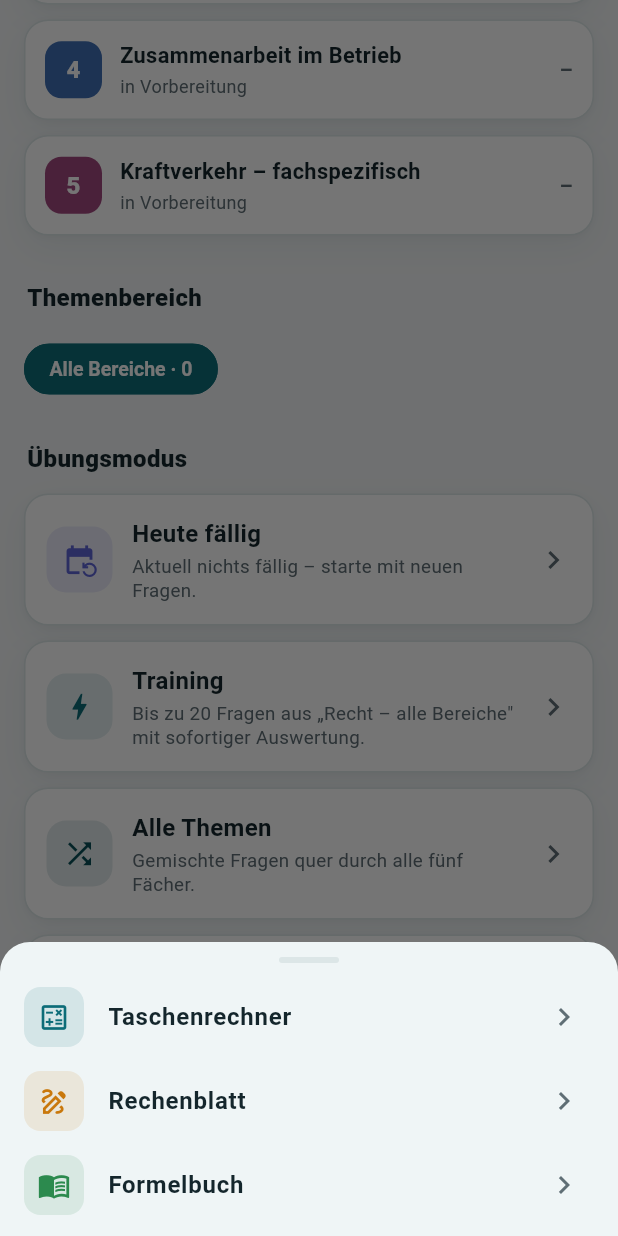
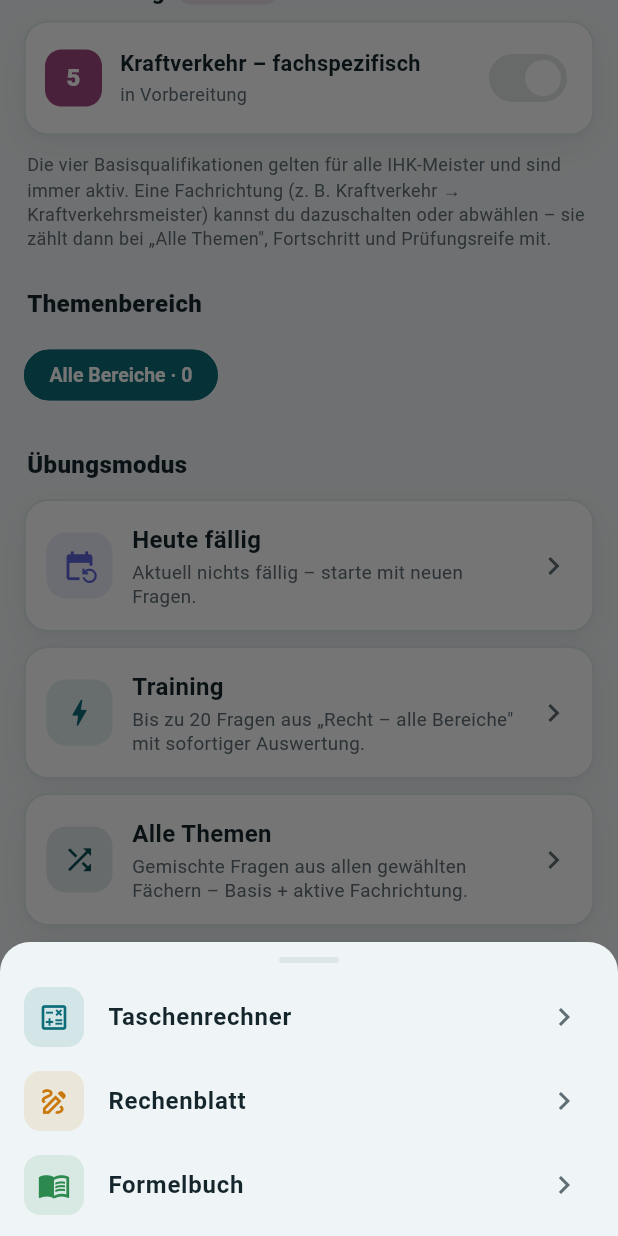
Before and after one commit to schaardi/KVM-Lernapp, a Flutter app: the HomeScreen screen opened directly, scrolled down 1152 dp, after a tap on "Werkzeuge", on a phone screen of 412 x 824 dp. Run offline on Flutter 3.47's test engine with Material 3 defaults, Android fonts, the phone set to English and light mode, and no system bars; our stand-ins replace flutter_tts, google_sign_in, shared_preferences, speech_to_text, supabase_flutter; accounts and stored records are empty.

Commit message:
FR-001: Startseite auf Industriemeister-Basis + wählbare Fachrichtung
- selection_service.dart (neu): feste Basisfächer 1-4 + abwählbare
  Fachrichtungen (Fach 5), Persistenz in shared_preferences.
- data_service: activeFacher()/activeQuestions() respektieren die Auswahl.
- progress_service: Kennzahlen und Prüfungsreife nur über aktive Fächer.
- round_builder: "Alle Themen" und "Heute fällig" nutzen activeQuestions().
- radar_chart: dynamische Achsenzahl (4 oder 5 Zacken).
- home_screen: Industriemeister-Header, zwei Fach-Gruppen (Basis fix +
  Fachrichtung mit Schalter, gedämpft wenn aus), dynamische Radar-Legende,
  generischer "Alle Themen"-Text; Konto-Zugang hierher verschoben.
- main.dart: Einstieg direkt auf HomeScreen, SelectionService beim Start
  geladen; Kategorie-Zwischenseite entfernt.

Co-Authored-By: Claude Opus 4.8 <noreply@anthropic.com>
Claude-Session: https://claude.ai/code/session_01PD5ddV5C1Qcpq4Q8dgm6C4

```diff
--- a/flutter_app/lib/screens/home_screen.dart
+++ b/flutter_app/lib/screens/home_screen.dart
@@ -1,12 +1,15 @@
 import 'package:flutter/material.dart';
 import '../constants.dart';
+import '../config.dart';
 import '../services/data_service.dart';
 import '../services/progress_service.dart';
+import '../services/selection_service.dart';
 import '../services/round_builder.dart';
 import '../widgets/radar_chart.dart';
 import '../widgets/formula_book.dart';
 import '../widgets/calculator.dart';
 import '../widgets/drawing_pad.dart';
+import '../widgets/account_sheet.dart';
 import 'quiz_screen.dart';
 
 class HomeScreen extends StatefulWidget {
@@ -45,6 +48,18 @@ class _HomeScreenState extends State<HomeScreen> {
       builder: (_) => QuizScreen(mode: mode, pool: pool, fach: _fach, sub: _sub),
     ));
     setState(() {}); // Fortschritt aktualisieren nach der Runde
+  }
+
+  /// Fachrichtung dazu-/abschalten. Wird die gerade gewählte Fachrichtung
+  /// abgeschaltet, fällt die Auswahl auf ein Basisfach zurück.
+  void _toggleZusatz(int f) {
+    setState(() {
+      SelectionService.instance.toggle(f);
+      if (!SelectionService.instance.isFachActive(f) && _fach == f) {
+        _fach = 1;
+        _sub = '*';
+      }
+    });
   }
 
   void _openTool(String title, Widget child) {
@@ -93,14 +108,23 @@ class _HomeScreenState extends State<HomeScreen> {
   Widget build(BuildContext context) {
     final data = DataService.instance;
     final prog = ProgressService.instance;
-    final total = data.questions.length;
+    final counts = data.fachCounts();
+    final totalActive = data.activeQuestions().length;
     final mastered = prog.masteredCount();
     final seen = prog.seenCount();
     final dueN = prog.dueCount();
-    final counts = data.fachCounts();
     final subs = data.subsOfFach(_fach);
-    final reifeVals = [1, 2, 3, 4, 5].map((f) => prog.fachReife(f)).toList();
+
+    // Dynamisches Radar: eine Achse je aktivem Fach (4 oder 5).
+    final actFacher = data.activeFacher();
+    final reifeVals = actFacher.map((f) => prog.fachReife(f)).toList();
     final overall = (prog.overallReife() * 100).round();
+
+    // Untertitel-Kennzahlen: feste Basis vs. wählbare Fachrichtungen (mit Fragen).
+    final baseWithQ =
+        SelectionService.baseFacher.where((f) => (counts[f] ?? 0) > 0).length;
+    final zusatzWithQ =
+        SelectionService.zusatzFacher.where((f) => (counts[f] ?? 0) > 0).length;
 
     return Scaffold(
       body: SafeArea(
@@ -108,20 +132,7 @@ class _HomeScreenState extends State<HomeScreen> {
         child: ListView(
           padding: const EdgeInsets.fromLTRB(16, 12, 16, 96),
           children: [
-            Align(
-              alignment: Alignment.centerLeft,
-              child: TextButton.icon(
-                onPressed: () => Navigator.of(context).maybePop(),
-                style: TextButton.styleFrom(
-                    foregroundColor: kMuted,
-                    padding: const EdgeInsets.symmetric(horizontal: 6),
-                    minimumSize: const Size(0, 36)),
-                icon: const Icon(Icons.chevron_left, size: 20),
-                label: const Text('Kategorien'),
-              ),
-            ),
-            const SizedBox(height: 2),
-            _hero(),
+            _hero(totalActive, baseWithQ, zusatzWithQ),
             const SizedBox(height: 22),
 
             // Fortschritt
@@ -141,13 +152,13 @@ class _HomeScreenState extends State<HomeScreen> {
             Row(children: [
               _stat(mastered.toString(), 'Gemeistert', kOk),
               _stat(seen.toString(), 'Gesehen', kPetrol),
-              _stat((total - seen).toString(), 'Offen', kMuted),
+              _stat((totalActive - seen).toString(), 'Offen', kMuted),
             ]),
             const SizedBox(height: 12),
             ClipRRect(
               borderRadius: BorderRadius.circular(999),
               child: LinearProgressIndicator(
-                value: total == 0 ? 0 : mastered / total,
+                value: totalActive == 0 ? 0 : mastered / totalActive,
                 minHeight: 10,
                 backgroundColor: kLine,
                 color: kPetrol,
@@ -155,20 +166,24 @@ class _HomeScreenState extends State<HomeScreen> {
             ),
             const SizedBox(height: 24),
 
-            // Prüfungsreife-Radar
+            // Prüfungsreife-Radar (dynamische Achsenzahl)
             _section('Prüfungsreife', trailing: _pill('$overall %', kPetrol)),
             _softCard(
               child: Column(children: [
-                RadarChart(values: reifeVals),
+                RadarChart(facher: actFacher, values: reifeVals),
+                const SizedBox(height: 6),
+                const Text('Je weiter außen, desto sicherer – Ziel: alle Zacken am Rand.',
+                    textAlign: TextAlign.center,
+                    style: TextStyle(fontSize: 11.5, color: kMuted)),
                 const SizedBox(height: 8),
-                for (var f = 1; f <= 5; f++)
+                for (var i = 0; i < actFacher.length; i++)
                   Padding(
                     padding: const EdgeInsets.symmetric(vertical: 3),
                     child: Row(children: [
-                      Container(width: 10, height: 10, decoration: BoxDecoration(color: kFachColor[f], shape: BoxShape.circle)),
+                      Container(width: 10, height: 10, decoration: BoxDecoration(color: kFachColor[actFacher[i]], shape: BoxShape.circle)),
                       const SizedBox(width: 10),
-                      Expanded(child: Text('$f. ${kFachKurz[f]}', style: const TextStyle(fontSize: 13, color: kInkSoft))),
-                      Text('${(reifeVals[f - 1] * 100).round()} %',
+                      Expanded(child: Text('${actFacher[i]}. ${kFachKurz[actFacher[i]]}', style: const TextStyle(fontSize: 13, color: kInkSoft))),
+                      Text('${(reifeVals[i] * 100).round()} %',
                           style: const TextStyle(fontWeight: FontWeight.w700, color: kMuted, fontSize: 13)),
                     ]),
                   ),
@@ -176,10 +191,24 @@ class _HomeScreenState extends State<HomeScreen> {
             ),
             const SizedBox(height: 24),
 
-            // Fach
-            _section('Prüfungsfach'),
-            for (var f = 1; f <= 5; f++)
+            // Fächer – zwei Gruppen: feste Basis + wählbare Fachrichtung
+            _groupHeader('Basisqualifikationen (Industriemeister)', 'fix', kPetrol),
+            for (final f in SelectionService.baseFacher)
               _fachTile(f, counts[f] ?? 0, prog),
+            const SizedBox(height: 8),
+            _groupHeader('Fachrichtung', 'abwählbar', kFachColor[5]!),
+            for (final f in SelectionService.zusatzFacher)
+              _zusatzTile(f, counts[f] ?? 0, prog),
+            Padding(
+              padding: const EdgeInsets.only(top: 2, left: 2, bottom: 4, right: 2),
+              child: Text(
+                'Die vier Basisqualifikationen gelten für alle IHK-Meister und sind '
+                'immer aktiv. Eine Fachrichtung (z. B. Kraftverkehr → '
+                'Kraftverkehrsmeister) kannst du dazuschalten oder abwählen – sie '
+                'zählt dann bei „Alle Themen", Fortschritt und Prüfungsreife mit.',
+                style: const TextStyle(fontSize: 12, color: kMuted, height: 1.35),
+              ),
+            ),
             const SizedBox(height: 20),
 
             // Themenbereich
@@ -201,7 +230,7 @@ class _HomeScreenState extends State<HomeScreen> {
                 'Bis zu $kRoundLen Fragen aus „${_scopeLabel()}" mit sofortiger Auswertung.',
                 kPetrol, Icons.bolt, () => _start(RoundMode.train)),
             _modeTile('Alle Themen',
-                'Gemischte Fragen quer durch alle fünf Fächer.',
+                'Gemischte Fragen aus allen gewählten Fächern – Basis + aktive Fachrichtung.',
                 kPetrolDeep, Icons.shuffle, () => _start(RoundMode.all)),
             _modeTile('Schwächen gezielt',
                 'Fragen, die du noch nicht sicher beherrschst.',
@@ -269,7 +298,10 @@ class _HomeScreenState extends State<HomeScreen> {
   }
 
   // ---- Kopfbereich / Branding ----
-  Widget _hero() {
+  Widget _hero(int totalActive, int baseWithQ, int zusatzWithQ) {
+    final zusatzText = zusatzWithQ == 1
+        ? '1 Fachrichtung (wählbar)'
+        : '$zusatzWithQ Fachrichtungen (wählbar)';
     return Container(
       padding: const EdgeInsets.fromLTRB(18, 18, 18, 20),
       decoration: BoxDecoration(
@@ -285,20 +317,25 @@ class _HomeScreenState extends State<HomeScreen> {
         Row(children: [
           _monogram(),
           const SizedBox(width: 12),
-          Column(crossAxisAlignment: CrossAxisAlignment.start, children: const [
-            Text('IHK-FORTBILDUNGSPRÜFUNG',
+          const Expanded(
+            child: Text('MEISTER-TRAINER · IHK-PRÜFUNGSVORBEREITUNG',
                 style: TextStyle(color: kPetrol, fontWeight: FontWeight.w800,
-                    fontSize: 10.5, letterSpacing: 1.4)),
-            SizedBox(height: 2),
-            Text('KVM-Trainer',
-                style: TextStyle(fontSize: 22, fontWeight: FontWeight.w800,
-                    color: kInk, height: 1.0)),
-          ]),
+                    fontSize: 10.5, letterSpacing: 1.2, height: 1.3)),
+          ),
+          if (Config.authEnabled)
+            IconButton(
+              tooltip: 'Konto & Synchronisierung',
+              onPressed: () => showAccountSheet(context),
+              icon: const Icon(Icons.account_circle_outlined, color: kPetrol),
+            ),
         ]),
-        const SizedBox(height: 16),
-        const Text('Geprüfte/r Kraftverkehrsmeister/-in',
-            style: TextStyle(fontSize: 25, fontWeight: FontWeight.w800,
-                height: 1.12, color: kInk)),
+        const SizedBox(height: 14),
+        const Text('Industriemeister\nBasisqualifikationen',
+            style: TextStyle(fontSize: 24, fontWeight: FontWeight.w800,
+                height: 1.14, color: kInk)),
+        const SizedBox(height: 8),
+        Text('$totalActive Wissensfragen · $baseWithQ Basisqualifikationen (fix) + $zusatzText',
+            style: const TextStyle(fontSize: 12.5, color: kMuted, height: 1.35)),
       ]),
     );
   }
@@ -317,7 +354,7 @@ class _HomeScreenState extends State<HomeScreen> {
           BoxShadow(color: Color(0x330C6C78), blurRadius: 12, offset: Offset(0, 5)),
         ],
       ),
-      child: const Icon(Icons.local_shipping_outlined, color: Colors.white, size: 26),
+      child: const Icon(Icons.workspace_premium, color: Colors.white, size: 26),
     );
   }
 
@@ -387,6 +424,29 @@ class _HomeScreenState extends State<HomeScreen> {
         ),
       );
 
+  /// Gruppen-Überschrift mit Status-Tag („fix" / „abwählbar").
+  Widget _groupHeader(String title, String tag, Color tagColor) => Padding(
+        padding: const EdgeInsets.only(bottom: 10, left: 2, top: 2),
+        child: Row(children: [
+          Flexible(
+            child: Text(title,
+                style: const TextStyle(
+                    fontSize: 15, fontWeight: FontWeight.w800, color: kInk)),
+          ),
+          const SizedBox(width: 8),
+          Container(
+            padding: const EdgeInsets.symmetric(horizontal: 8, vertical: 2),
+            decoration: BoxDecoration(
+                color: tagColor.withValues(alpha: 0.14),
+                borderRadius: BorderRadius.circular(999)),
+            child: Text(tag,
+                style: TextStyle(
+                    color: tagColor, fontSize: 10.5, fontWeight: FontWeight.w800,
+                    letterSpacing: 0.3)),
+          ),
+        ]),
+      );
+
   Widget _pill(String text, Color color) => Container(
         padding: const EdgeInsets.symmetric(horizontal: 10, vertical: 4),
         decoration: BoxDecoration(
@@ -424,6 +484,7 @@ class _HomeScreenState extends State<HomeScreen> {
         ),
       );
 
+  /// Feste Basis-Kachel: immer aktiv, kein Schalter, antippen wählt sie.
   Widget _fachTile(int f, int n, ProgressService prog) {
     final mastered = prog.fachMastered(f);
     final active = _fach == f;
@@ -446,12 +507,7 @@ class _HomeScreenState extends State<HomeScreen> {
           child: Padding(
             padding: const EdgeInsets.all(13),
             child: Row(children: [
-              Container(
-                width: 38, height: 38,
-                alignment: Alignment.center,
-                decoration: BoxDecoration(color: kFachColor[f], borderRadius: BorderRadius.circular(11)),
-                child: Text('$f', style: const TextStyle(color: Colors.white, fontWeight: FontWeight.w800, fontSize: 16)),
-              ),
+              _fachBadge(f),
               const SizedBox(width: 12),
               Expanded(
                 child: Column(crossAxisAlignment: CrossAxisAlignment.start, children: [
@@ -470,6 +526,71 @@ class _HomeScreenState extends State<HomeScreen> {
       ),
     );
   }
+
+  /// Fachrichtungs-Kachel mit Schalter. Abgewählt → gedämpft; Antippen der
+  /// Kachel (nicht des Schalters) schaltet sie wieder an.
+  Widget _zusatzTile(int f, int n, ProgressService prog) {
+    final on = SelectionService.instance.isFachActive(f);
+    final active = on && _fach == f;
+    final mastered = prog.fachMastered(f);
+    return Container(
+      margin: const EdgeInsets.only(bottom: 10),
+      decoration: BoxDecoration(
+        color: active ? kPetrolSoft : kPaper,
+        borderRadius: BorderRadius.circular(kRadius),
+        border: Border.all(color: active ? kPetrol.withValues(alpha: 0.5) : kLine),
+        boxShadow: active ? null : kSoftShadow,
+      ),
+      child: Material(
+        color: Colors.transparent,
+        child: InkWell(
+          onTap: n == 0
+              ? null
+              : () {
+                  if (!on) {
+                    _toggleZusatz(f); // gedämpfte Kachel wieder anschalten
+                  } else {
+                    setState(() {
+                      _fach = f;
+                      _sub = '*';
+                    });
+                  }
+                },
+          borderRadius: BorderRadius.circular(kRadius),
+          child: Opacity(
+            opacity: on ? 1 : 0.55,
+            child: Padding(
+              padding: const EdgeInsets.all(13),
+              child: Row(children: [
+                _fachBadge(f),
+                const SizedBox(width: 12),
+                Expanded(
+                  child: Column(crossAxisAlignment: CrossAxisAlignment.start, children: [
+                    Text(kFach[f]!, style: const TextStyle(fontWeight: FontWeight.w700, color: kInk, fontSize: 14.5)),
+                    const SizedBox(height: 1),
+                    Text(n > 0 ? '${kFachKurz[f]} · $mastered/$n gemeistert' : 'in Vorbereitung',
+                        style: const TextStyle(fontSize: 12, color: kMuted)),
+                  ]),
+                ),
+                Switch(
+                  value: on,
+                  activeColor: kFachColor[f],
+                  onChanged: n == 0 ? null : (_) => _toggleZusatz(f),
+                ),
+              ]),
+            ),
+          ),
+        ),
+      ),
+    );
+  }
+
+  Widget _fachBadge(int f) => Container(
+        width: 38, height: 38,
+        alignment: Alignment.center,
+        decoration: BoxDecoration(color: kFachColor[f], borderRadius: BorderRadius.circular(11)),
+        child: Text('$f', style: const TextStyle(color: Colors.white, fontWeight: FontWeight.w800, fontSize: 16)),
+      );
 
   Widget _chip(String label, String value) {
     final n = DataService.instance.forScope(_fach, value).length;
@@ -517,7 +638,9 @@ class _HomeScreenState extends State<HomeScreen> {
               Expanded(
                 child: Column(crossAxisAlignment: CrossAxisAlignment.start, children: [
                   Row(children: [
-                    Text(title, style: const TextStyle(fontWeight: FontWeight.w700, fontSize: 16, color: kInk)),
+                    Flexible(
+                      child: Text(title, style: const TextStyle(fontWeight: FontWeight.w700, fontSize: 16, color: kInk)),
+                    ),
                     if (badge != null) ...[
                       const SizedBox(width: 8),
                       Container(
--- a/flutter_app/lib/services/data_service.dart
+++ b/flutter_app/lib/services/data_service.dart
@@ -2,6 +2,7 @@ import 'dart:convert';
 import 'package:flutter/services.dart' show rootBundle;
 import '../models.dart';
 import '../constants.dart';
+import 'selection_service.dart';
 
 /// Lädt die gebündelten Fragen, Fälle und Formeln aus den Assets.
 class DataService {
@@ -51,4 +52,16 @@ class DataService {
     }
     return c;
   }
+
+  /// Aktive Fächer (mit Fragen) in Reihenfolge 1..5 – Basis + gewählte Fachrichtungen.
+  List<int> activeFacher() {
+    final counts = fachCounts();
+    return [1, 2, 3, 4, 5]
+        .where((f) => (counts[f] ?? 0) > 0 && SelectionService.instance.isFachActive(f))
+        .toList();
+  }
+
+  /// Alle Fragen der aktiven Fächer (abgewählte Fachrichtungen fallen weg).
+  List<Question> activeQuestions() =>
+      questions.where((q) => SelectionService.instance.isFachActive(q.f)).toList();
 }
--- a/flutter_app/lib/services/progress_service.dart
+++ b/flutter_app/lib/services/progress_service.dart
@@ -104,10 +104,10 @@ class ProgressService {
     _save();
   }
 
-  // ---- Kennzahlen ----
+  // ---- Kennzahlen (nur über die aktiven Fächer: Basis + gewählte Fachrichtungen) ----
   int dueCount() {
     var n = 0;
-    for (final q in DataService.instance.questions) {
+    for (final q in DataService.instance.activeQuestions()) {
       if (isDue(q.id)) n++;
     }
     return n;
@@ -115,7 +115,7 @@ class ProgressService {
 
   int freshCount() {
     var n = 0;
-    for (final q in DataService.instance.questions) {
+    for (final q in DataService.instance.activeQuestions()) {
       final p = _map[q.id];
       if (p == null || p.seen == 0) n++;
     }
@@ -124,7 +124,7 @@ class ProgressService {
 
   int masteredCount() {
     var n = 0;
-    for (final q in DataService.instance.questions) {
+    for (final q in DataService.instance.activeQuestions()) {
       final p = _map[q.id];
       if (p != null && p.seen > 0 && p.box >= kMasterBox) n++;
     }
@@ -133,7 +133,7 @@ class ProgressService {
 
   int seenCount() {
     var n = 0;
-    for (final q in DataService.instance.questions) {
+    for (final q in DataService.instance.activeQuestions()) {
       final p = _map[q.id];
       if (p != null && p.seen > 0) n++;
     }
@@ -155,7 +155,7 @@ class ProgressService {
 
   double overallReife() {
     var tot = 0, acc = 0.0;
-    for (final f in [1, 2, 3, 4, 5]) {
+    for (final f in DataService.instance.activeFacher()) {
       final n = DataService.instance.forFach(f).length;
       if (n == 0) continue;
       tot += n;
--- /dev/null
+++ b/flutter_app/lib/services/selection_service.dart
@@ -0,0 +1,53 @@
+import 'dart:convert';
+import 'package:shared_preferences/shared_preferences.dart';
+
+/// Fächer-Auswahl (FR-001): Industriemeister-Basisqualifikationen sind fix,
+/// Fachrichtungen (z. B. Kraftverkehr = Fach 5) sind abwählbar. Generisch über
+/// Listen, nicht auf ein bestimmtes Fach hartcodiert.
+class SelectionService {
+  static final SelectionService instance = SelectionService._();
+  SelectionService._();
+
+  /// Immer aktiv – nicht abwählbar.
+  static const List<int> baseFacher = [1, 2, 3, 4];
+
+  /// Abwählbare Fachrichtungen (standardmäßig an).
+  static const List<int> zusatzFacher = [5];
+
+  static const _key = 'kvm_zusatz_v1';
+
+  /// Fach -> aktiv. Fehlender Eintrag = aktiv (nur explizites false schaltet ab).
+  final Map<int, bool> _active = {};
+  SharedPreferences? _prefs;
+
+  Future<void> load() async {
+    _prefs = await SharedPreferences.getInstance();
+    final raw = _prefs!.getString(_key);
+    if (raw != null && raw.isNotEmpty) {
+      try {
+        (json.decode(raw) as Map<String, dynamic>).forEach((k, v) {
+          final f = int.tryParse(k);
+          if (f != null) _active[f] = v == true;
+        });
+      } catch (_) {}
+    }
+  }
+
+  bool isFachActive(int f) =>
+      baseFacher.contains(f) ? true : (_active[f] != false);
+
+  bool isZusatz(int f) => zusatzFacher.contains(f);
+
+  /// Schaltet eine Fachrichtung an/aus. Basisfächer bleiben unberührt.
+  void toggle(int f) {
+    if (baseFacher.contains(f)) return;
+    _active[f] = !isFachActive(f);
+    _save();
+  }
+
+  void _save() {
+    final o = <String, dynamic>{};
+    _active.forEach((k, v) => o['$k'] = v);
+    _prefs?.setString(_key, json.encode(o));
+  }
+}
--- a/flutter_app/lib/widgets/radar_chart.dart
+++ b/flutter_app/lib/widgets/radar_chart.dart
@@ -2,31 +2,35 @@ import 'dart:math';
 import 'package:flutter/material.dart';
 import '../constants.dart';
 
-/// Prüfungsreife-Radar (5 Achsen = 5 Fächer), gezeichnet mit CustomPainter.
+/// Prüfungsreife-Radar mit dynamischen Achsen – je aktivem Fach eine Zacke
+/// (4 oder 5, je nach gewählter Fachrichtung). Gezeichnet mit CustomPainter.
 class RadarChart extends StatelessWidget {
-  final List<double> values; // 5 Werte 0..1, Index 0..4 = Fach 1..5
-  const RadarChart({super.key, required this.values});
+  final List<int> facher; // aktive Fach-Nummern, z. B. [1,2,3,4] oder [1,2,3,4,5]
+  final List<double> values; // Werte 0..1, gleiche Reihenfolge wie facher
+  const RadarChart({super.key, required this.facher, required this.values});
 
   @override
   Widget build(BuildContext context) {
     return SizedBox(
       width: 230,
       height: 220,
-      child: CustomPaint(painter: _RadarPainter(values)),
+      child: CustomPaint(painter: _RadarPainter(facher, values)),
     );
   }
 }
 
 class _RadarPainter extends CustomPainter {
+  final List<int> facher;
   final List<double> values;
-  _RadarPainter(this.values);
+  _RadarPainter(this.facher, this.values);
 
   @override
   void paint(Canvas canvas, Size size) {
     final cx = size.width / 2;
     final cy = size.height / 2 - 4;
     final r = min(cx, cy) - 22;
-    const n = 5;
+    final n = facher.length;
+    if (n < 1) return;
 
     Offset pt(int i, double rad) {
       final a = -pi / 2 + i * 2 * pi / n;
@@ -51,9 +55,9 @@ class _RadarPainter extends CustomPainter {
       final lp = pt(i, r + 14);
       final tp = TextPainter(
         text: TextSpan(
-          text: '${i + 1}',
+          text: '${facher[i]}',
           style: TextStyle(
-            color: kFachColor[i + 1],
+            color: kFachColor[facher[i]],
             fontWeight: FontWeight.w700,
             fontSize: 14,
           ),
@@ -82,10 +86,11 @@ class _RadarPainter extends CustomPainter {
     canvas.drawPath(dp, stroke);
     for (var i = 0; i < n; i++) {
       final double v = (i < values.length ? values[i] : 0.0).clamp(0.015, 1.0).toDouble();
-      canvas.drawCircle(pt(i, r * v), 3.2, Paint()..color = kFachColor[i + 1]!);
+      canvas.drawCircle(pt(i, r * v), 3.2, Paint()..color = kFachColor[facher[i]]!);
     }
   }
 
   @override
-  bool shouldRepaint(covariant _RadarPainter old) => old.values != values;
+  bool shouldRepaint(covariant _RadarPainter old) =>
+      old.values != values || old.facher != facher;
 }
```
Also changed, not shown: flutter_app/lib/main.dart (+5 -3 lines), flutter_app/lib/screens/category_screen.dart (deleted, +0 -154 lines), flutter_app/lib/services/round_builder.dart (+5 -3 lines), 1 other file.
